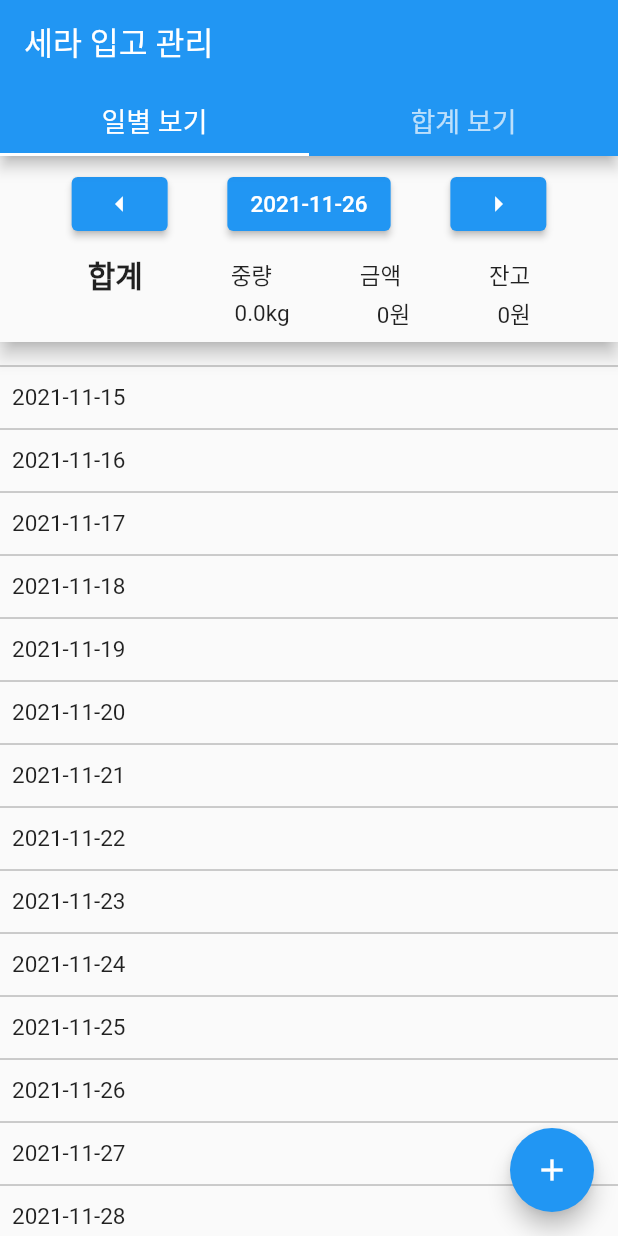
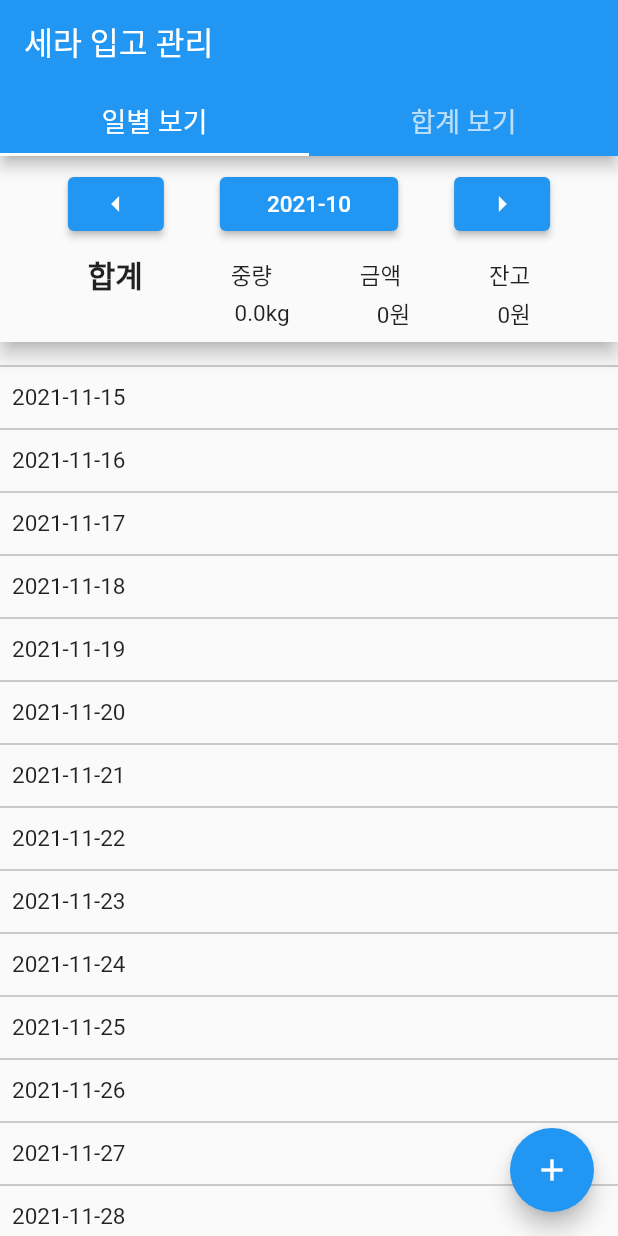
Before and after one commit to mbkim95/jokbal_manager_flutter, a Flutter app: the screen it shows after launch, scrolled down 576 dp, after a tap on the "arrow left" icon, on a phone screen of 412 x 824 dp. Run offline on Flutter 3.47's test engine with Material 2 defaults, Android fonts, the phone set to English and light mode, and no system bars; our stand-ins replace month_picker_dialog.

Commit message:
Implement month selection buttons

```diff
--- a/lib/ui/add_order_dialog.dart
+++ b/lib/ui/add_order_dialog.dart
@@ -83,7 +83,6 @@ class _AddOrderDialogState extends State<AddOrderDialog> {
       actions: [
         _renderDialogButton(
             title: '취소',
-            color: Colors.redAccent,
             onPressed: () {
               Navigator.of(context).pop();
             }),
--- a/lib/ui/main.dart
+++ b/lib/ui/main.dart
@@ -1,7 +1,9 @@
 import 'package:flutter/material.dart';
 import 'package:flutter_localizations/flutter_localizations.dart';
+import 'package:intl/intl.dart';
 import 'package:jokbal_manager/model/order_entity.dart';
 import 'package:jokbal_manager/ui/add_order_dialog.dart';
+import 'package:month_picker_dialog/month_picker_dialog.dart';
 
 void main() {
   runApp(const MyApp());
@@ -42,6 +44,8 @@ class _MyHomePageState extends State<MyHomePage>
     with SingleTickerProviderStateMixin {
   late TabController _tabController;
   var _index = 0;
+  var formatter = DateFormat('yyyy-MM');
+  late var month = formatter.format(DateTime.now());
 
   @override
   void initState() {
@@ -73,8 +77,7 @@ class _MyHomePageState extends State<MyHomePage>
         ),
       ),
       body: TabBarView(controller: _tabController, children: [
-        Container(
-          child: Column(
+        Column(
           children: [
             Material(
               elevation: 5,
@@ -89,15 +92,38 @@ class _MyHomePageState extends State<MyHomePage>
                         children: [
                           ElevatedButton(
                             child: const Icon(Icons.arrow_left),
-                              onPressed: () {},
+                            onPressed: () {
+                              var now = DateTime.parse("$month-01");
+                              setState(() {
+                                month = formatter
+                                    .format(DateTime(now.year, now.month - 1));
+                              });
+                            },
                           ),
                           ElevatedButton(
-                              child: Text('2021-11-26'),
-                              onPressed: () {},
+                            child: Padding(
+                              padding:
+                                  const EdgeInsets.symmetric(horizontal: 16),
+                              child: Text(month),
+                            ),
+                            onPressed: () async {
+                              var _pickedMonth = await showMonthPicker(
+                                  context: context,
+                                  initialDate: DateTime.now());
+                              setState(() {
+                                month = formatter.format(_pickedMonth!);
+                              });
+                            },
                           ),
                           ElevatedButton(
                             child: const Icon(Icons.arrow_right),
-                              onPressed: () {},
+                            onPressed: () {
+                              var now = DateTime.parse("$month-01");
+                              setState(() {
+                                month = formatter
+                                    .format(DateTime(now.year, now.month + 1));
+                              });
+                            },
                           ),
                         ],
                       ),
@@ -152,7 +178,6 @@ class _MyHomePageState extends State<MyHomePage>
             ),
           ],
         ),
-        ),
         Container()
       ]),
       floatingActionButton: _index == 0
--- a/pubspec.yaml
+++ b/pubspec.yaml
@@ -37,6 +37,7 @@ dependencies:
   intl: ^0.17.0
   flutter_localizations:
     sdk: flutter
+  month_picker_dialog: ^0.4.0
 
 dev_dependencies:
   flutter_test:
```
Lines whose indentation alone changed are shown as unchanged.
